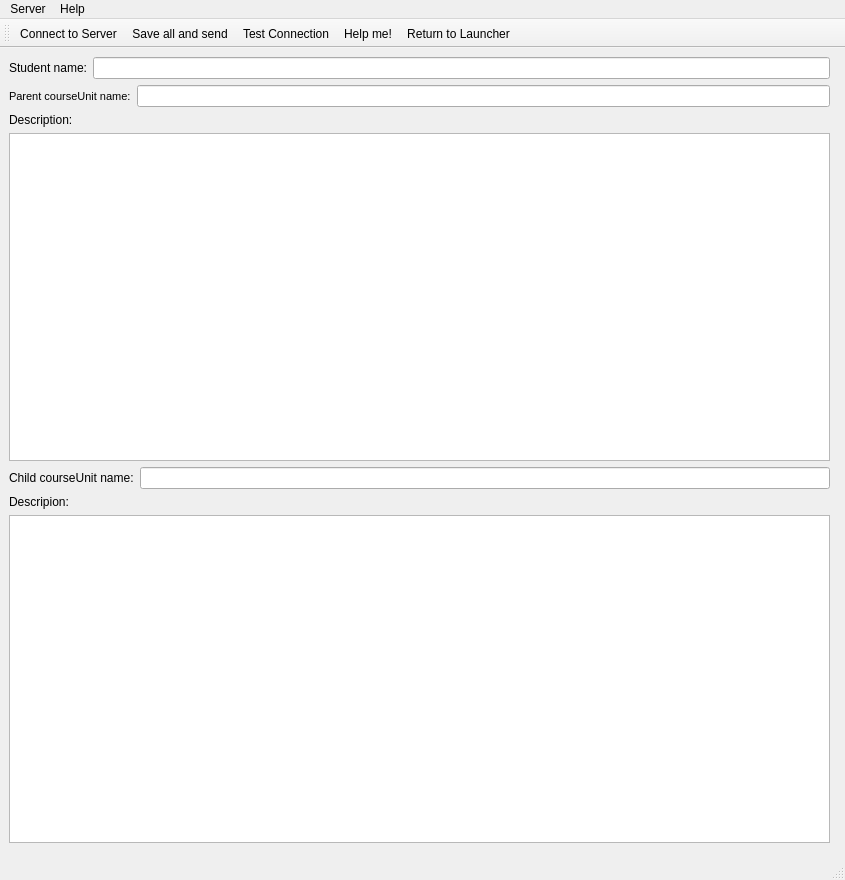
Old version of the form Sources/App/StudentClient/studentclient.ui in the repository timattt/Cognitia-II.
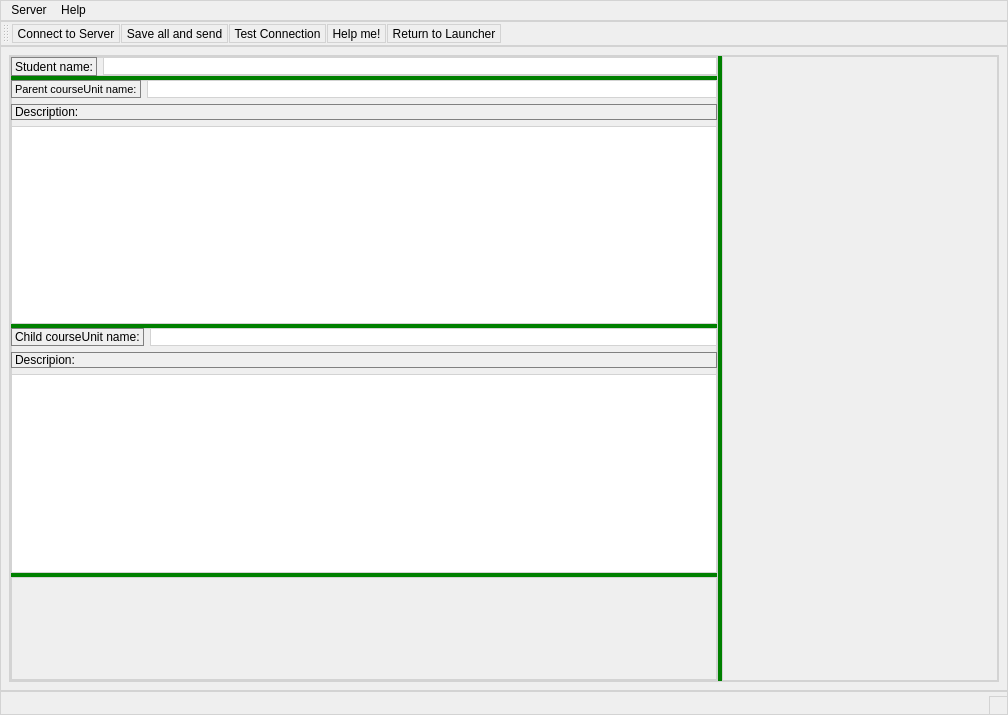
New version of the form. Custom widgets are drawn as their Qt base class.

Commit message: StudentClient | Feature | dragable widgets

What changed in the file:
```diff
--- a/Sources/App/StudentClient/studentclient.ui
+++ b/Sources/App/StudentClient/studentclient.ui
@@ -6,18 +6,46 @@
    <rect>
     <x>0</x>
     <y>0</y>
-    <width>845</width>
-    <height>880</height>
+    <width>1008</width>
+    <height>715</height>
    </rect>
   </property>
   <property name="windowTitle">
    <string>MainWindow</string>
   </property>
+  <property name="styleSheet">
+   <string notr="true">
+QPushButton:pressed {color:red}
+
+QWidget { border: 1px solid lightgray}
+
+QLabel {border: 1px solid gray}
+QPushButton {border: 1px solid gray}
+
+QPushButton:hover { border-radius:5px; background:lightgreen}
+QLabel:hover { border-radius:5px; background:lightgreen}
+
+
+QSplitter::handle:horizontal {
+  background-color: green;
+}
+
+QSplitter::handle:vertical {
+    background-color: green;
+}</string>
+  </property>
   <widget class="QWidget" name="centralwidget">
-   <layout class="QHBoxLayout" name="horizontalLayout_4">
-    <item>
      <layout class="QVBoxLayout" name="verticalLayout">
       <item>
+     <widget class="QSplitter" name="splitter_2">
+      <property name="orientation">
+       <enum>Qt::Horizontal</enum>
+      </property>
+      <widget class="QSplitter" name="splitter">
+       <property name="orientation">
+        <enum>Qt::Vertical</enum>
+       </property>
+       <widget class="QWidget" name="studentName" native="true">
        <layout class="QHBoxLayout" name="horizontalLayout_3">
         <item>
          <widget class="QLabel" name="label_5">
@@ -34,7 +62,9 @@
          </widget>
         </item>
        </layout>
-      </item>
+       </widget>
+       <widget class="QWidget" name="parentInfo" native="true">
+        <layout class="QVBoxLayout" name="verticalLayout_3">
       <item>
        <layout class="QHBoxLayout" name="horizontalLayout">
         <item>
@@ -74,6 +104,10 @@
         </property>
        </widget>
       </item>
+        </layout>
+       </widget>
+       <widget class="QWidget" name="childInfo" native="true">
+        <layout class="QVBoxLayout" name="verticalLayout_2">
       <item>
        <layout class="QHBoxLayout" name="horizontalLayout_2">
         <item>
@@ -106,20 +140,26 @@
         </property>
        </widget>
       </item>
-      <item alignment="Qt::AlignHCenter">
+        </layout>
+       </widget>
        <widget class="SkillsFlower" name="flower" native="true">
         <property name="minimumSize">
          <size>
-          <width>0</width>
-          <height>0</height>
+          <width>100</width>
+          <height>100</height>
          </size>
         </property>
        </widget>
-      </item>
-     </layout>
-    </item>
-    <item>
-     <widget class="CourseUnitViewer" name="courseUnitViewer" native="true"/>
+      </widget>
+      <widget class="CourseUnitViewer" name="courseUnitViewer" native="true">
+       <property name="minimumSize">
+        <size>
+         <width>100</width>
+         <height>100</height>
+        </size>
+       </property>
+      </widget>
+     </widget>
     </item>
    </layout>
   </widget>
@@ -128,8 +168,8 @@
     <rect>
      <x>0</x>
      <y>0</y>
-     <width>845</width>
-     <height>21</height>
+     <width>1008</width>
+     <height>23</height>
     </rect>
    </property>
    <widget class="QMenu" name="menuServer">
```
Lines whose indentation alone changed are shown as unchanged.
